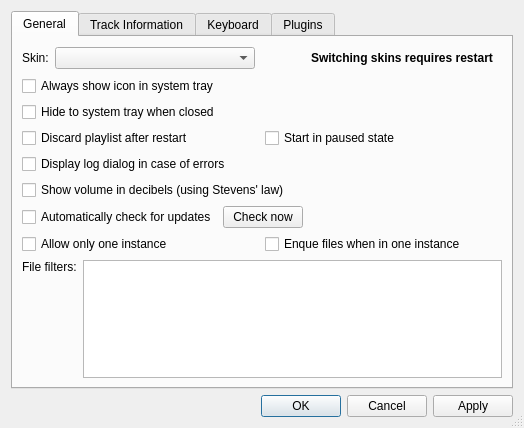
The window that src/preferencesDialog.ui (nulloy/nulloy) describes before a commit, drawn with Qt 5.
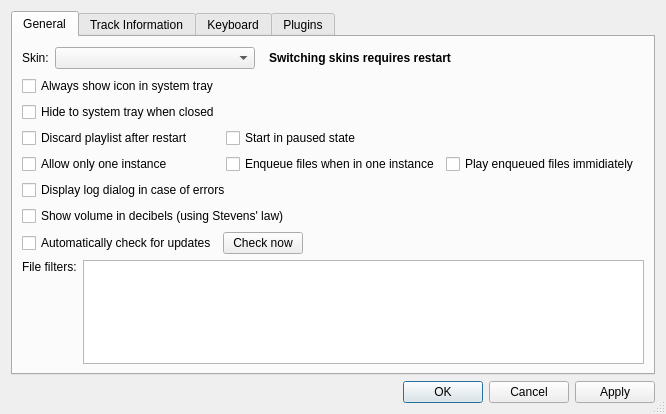
The same window after the commit. Custom widgets are drawn as their Qt base class.

Commit message: PlayEnqueued option

Patch:
```diff
--- a/src/preferencesDialog.ui
+++ b/src/preferencesDialog.ui
@@ -6,8 +6,8 @@
    <rect>
     <x>0</x>
     <y>0</y>
-    <width>524</width>
-    <height>428</height>
+    <width>666</width>
+    <height>414</height>
    </rect>
   </property>
   <property name="windowTitle">
@@ -46,19 +46,6 @@
            </property>
           </widget>
          </item>
-         <item>
-          <spacer name="horizontalSpacer">
-           <property name="orientation">
-            <enum>Qt::Horizontal</enum>
-           </property>
-           <property name="sizeHint" stdset="0">
-            <size>
-             <width>40</width>
-             <height>20</height>
-            </size>
-           </property>
-          </spacer>
-         </item>
          <item>
           <widget class="QLabel" name="skinRestartLabel">
            <property name="sizePolicy">
@@ -89,6 +76,19 @@
            </property>
           </widget>
          </item>
+         <item>
+          <spacer name="horizontalSpacer">
+           <property name="orientation">
+            <enum>Qt::Horizontal</enum>
+           </property>
+           <property name="sizeHint" stdset="0">
+            <size>
+             <width>40</width>
+             <height>20</height>
+            </size>
+           </property>
+          </spacer>
+         </item>
         </layout>
        </item>
        <item>
@@ -106,21 +106,42 @@
         </widget>
        </item>
        <item>
-        <layout class="QHBoxLayout" name="horizontalLayout_6">
-         <item>
+        <layout class="QGridLayout" name="gridLayout">
+         <item row="0" column="0">
           <widget class="QCheckBox" name="discardPlaylistCheckBox">
            <property name="text">
             <string>Discard playlist after restart</string>
            </property>
           </widget>
          </item>
-         <item>
+         <item row="0" column="1">
           <widget class="QCheckBox" name="startPausedCheckBox">
            <property name="text">
             <string>Start in paused state</string>
            </property>
           </widget>
          </item>
+         <item row="1" column="0">
+          <widget class="QCheckBox" name="singleInstanceCheckBox">
+           <property name="text">
+            <string>Allow only one instance</string>
+           </property>
+          </widget>
+         </item>
+         <item row="1" column="1">
+          <widget class="QCheckBox" name="enqueueFilesCheckBox">
+           <property name="text">
+            <string>Enqueue files when in one instance</string>
+           </property>
+          </widget>
+         </item>
+         <item row="1" column="2">
+          <widget class="QCheckBox" name="playEnqueuedCheckBox">
+           <property name="text">
+            <string>Play enqueued files immidiately</string>
+           </property>
+          </widget>
+         </item>
         </layout>
        </item>
        <item>
@@ -199,24 +220,6 @@
          </item>
         </layout>
        </item>
-       <item>
-        <layout class="QHBoxLayout" name="horizontalLayout_5">
-         <item>
-          <widget class="QCheckBox" name="singleInstanceCheckBox">
-           <property name="text">
-            <string>Allow only one instance</string>
-           </property>
-          </widget>
-         </item>
-         <item>
-          <widget class="QCheckBox" name="enqueFilesCheckBox">
-           <property name="text">
-            <string>Enque files when in one instance </string>
-           </property>
-          </widget>
-         </item>
-        </layout>
-       </item>
        <item>
         <layout class="QHBoxLayout" name="horizontalLayout_4">
          <item>
```
Left out of the diff: 4 changed lines with no effect on the pictures. The commit also changes 3 other files.
